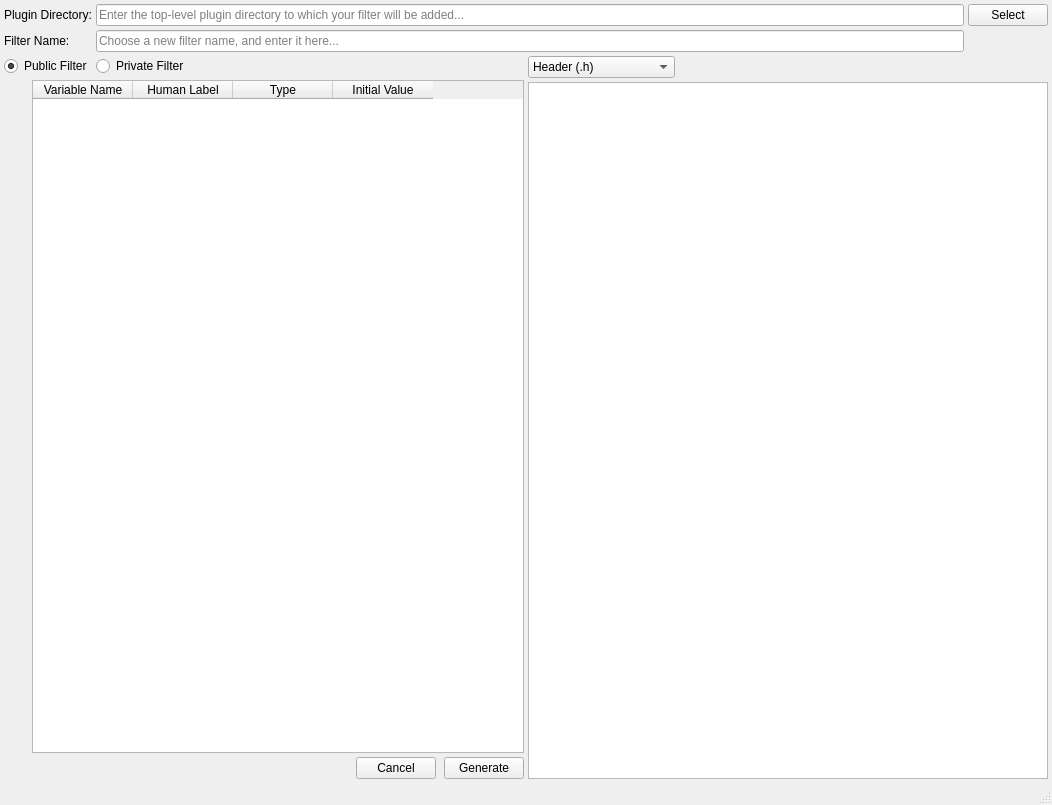
Qt form Source/Applications/PluginMaker/UI_Files/FilterMaker.ui (BlueQuartzSoftware/DREAM3D) before a commit.
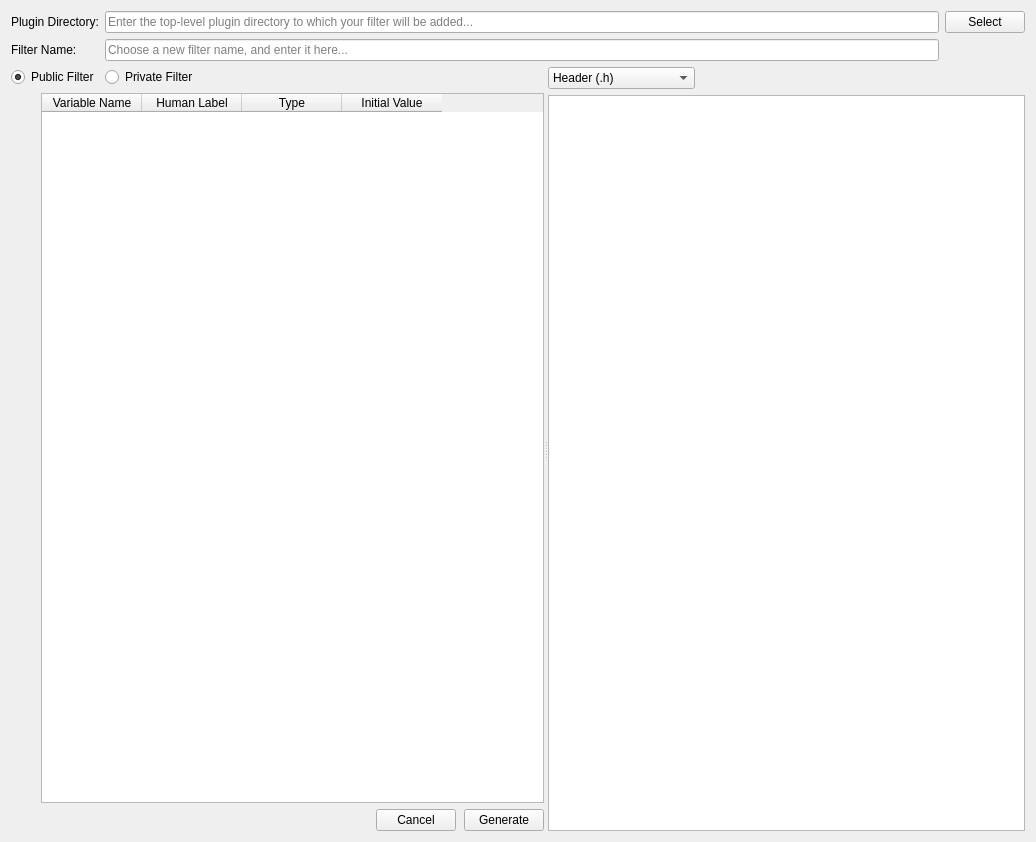
The same form after that commit. Icons and pictures are not drawn. Custom widgets are drawn as their Qt base class.

Commit message:
Put PluginMaker and FilterMaker into the same window with a tabbed interface.
updates #318.

```diff
--- a/Source/Applications/PluginMaker/UI_Files/FilterMaker.ui
+++ b/Source/Applications/PluginMaker/UI_Files/FilterMaker.ui
@@ -1,36 +1,64 @@
 <?xml version="1.0" encoding="UTF-8"?>
 <ui version="4.0">
  <class>FilterMaker</class>
- <widget class="QMainWindow" name="FilterMaker">
+ <widget class="QWidget" name="FilterMaker">
   <property name="geometry">
    <rect>
     <x>0</x>
     <y>0</y>
-    <width>1052</width>
-    <height>805</height>
+    <width>1036</width>
+    <height>842</height>
    </rect>
   </property>
   <property name="windowTitle">
    <string>FilterMaker</string>
   </property>
-  <widget class="QWidget" name="centralwidget">
    <layout class="QGridLayout" name="gridLayout_4">
-    <property name="leftMargin">
-     <number>4</number>
-    </property>
-    <property name="topMargin">
-     <number>4</number>
-    </property>
-    <property name="rightMargin">
-     <number>4</number>
-    </property>
-    <property name="bottomMargin">
-     <number>4</number>
-    </property>
-    <property name="spacing">
-     <number>4</number>
-    </property>
+   <item row="0" column="0">
+    <layout class="QGridLayout" name="gridLayout">
+     <item row="0" column="0" colspan="2">
+      <widget class="QLabel" name="pluginDirLabel">
+       <property name="text">
+        <string>Plugin Directory:</string>
+       </property>
+      </widget>
+     </item>
+     <item row="0" column="3">
+      <widget class="QPushButton" name="selectBtn">
+       <property name="text">
+        <string>Select</string>
+       </property>
+      </widget>
+     </item>
+     <item row="1" column="0">
+      <widget class="QLabel" name="filterNameLabel">
+       <property name="text">
+        <string>Filter Name:</string>
+       </property>
+      </widget>
+     </item>
+     <item row="1" column="2">
+      <widget class="QLineEdit" name="filterName">
+       <property name="placeholderText">
+        <string>Choose a new filter name, and enter it here...</string>
+       </property>
+      </widget>
+     </item>
+     <item row="0" column="2">
+      <widget class="QLineEdit" name="pluginDir">
+       <property name="placeholderText">
+        <string>Enter the top-level plugin directory to which your filter will be added...</string>
+       </property>
+      </widget>
+     </item>
+    </layout>
+   </item>
     <item row="1" column="0">
+    <widget class="QSplitter" name="splitter">
+     <property name="orientation">
+      <enum>Qt::Horizontal</enum>
+     </property>
+     <widget class="QWidget" name="layoutWidget">
      <layout class="QVBoxLayout" name="verticalLayout">
       <item>
        <layout class="QHBoxLayout" name="horizontalLayout_2">
@@ -239,8 +267,8 @@
        </layout>
       </item>
      </layout>
-    </item>
-    <item row="1" column="1">
+     </widget>
+     <widget class="QWidget" name="layoutWidget_2">
      <layout class="QGridLayout" name="gridLayout_3">
       <item row="0" column="0">
        <widget class="QComboBox" name="codeChooser">
@@ -297,59 +325,10 @@
        </widget>
       </item>
      </layout>
-    </item>
-    <item row="0" column="0" colspan="2">
-     <layout class="QGridLayout" name="gridLayout">
-      <item row="0" column="0" colspan="2">
-       <widget class="QLabel" name="pluginDirLabel">
-        <property name="text">
-         <string>Plugin Directory:</string>
-        </property>
-       </widget>
-      </item>
-      <item row="0" column="3">
-       <widget class="QPushButton" name="selectBtn">
-        <property name="text">
-         <string>Select</string>
-        </property>
-       </widget>
-      </item>
-      <item row="1" column="0">
-       <widget class="QLabel" name="filterNameLabel">
-        <property name="text">
-         <string>Filter Name:</string>
-        </property>
-       </widget>
-      </item>
-      <item row="1" column="2">
-       <widget class="QLineEdit" name="filterName">
-        <property name="placeholderText">
-         <string>Choose a new filter name, and enter it here...</string>
-        </property>
-       </widget>
-      </item>
-      <item row="0" column="2">
-       <widget class="QLineEdit" name="pluginDir">
-        <property name="placeholderText">
-         <string>Enter the top-level plugin directory to which your filter will be added...</string>
-        </property>
-       </widget>
-      </item>
-     </layout>
-    </item>
-   </layout>
-  </widget>
-  <widget class="QMenuBar" name="menubar">
-   <property name="geometry">
-    <rect>
-     <x>0</x>
-     <y>0</y>
-     <width>1052</width>
-     <height>21</height>
-    </rect>
-   </property>
-  </widget>
-  <widget class="QStatusBar" name="statusbar"/>
+     </widget>
+    </widget>
+   </item>
+  </layout>
  </widget>
  <customwidgets>
   <customwidget>
```
Lines whose indentation alone changed are shown as unchanged. The commit also changes 9 other files.
